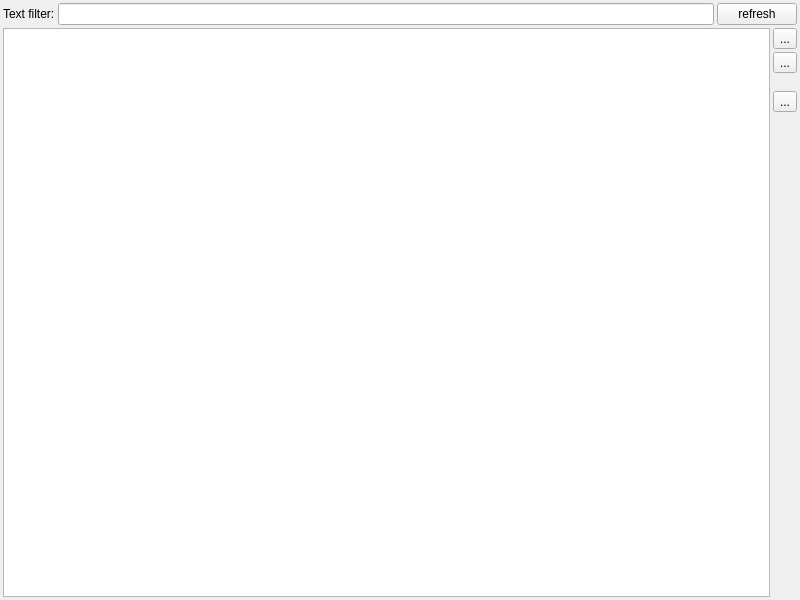
Qt form src/GSvar/DBTableAdministration.ui (imgag/ngs-bits) before a commit.
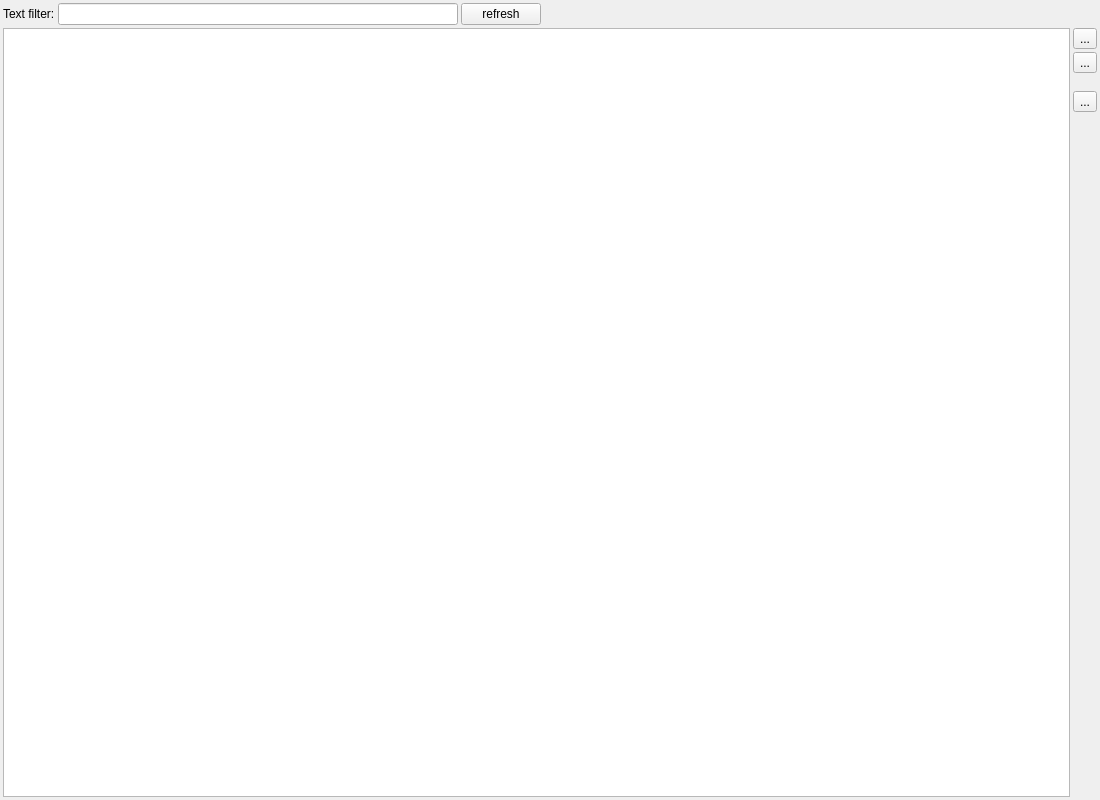
The same form after that commit. Icons and pictures are not drawn. Custom widgets are drawn as their Qt base class.

Commit message: Added user administration.

```diff
--- a/src/GSvar/DBTableAdministration.ui
+++ b/src/GSvar/DBTableAdministration.ui
@@ -6,14 +6,14 @@
    <rect>
     <x>0</x>
     <y>0</y>
-    <width>800</width>
-    <height>600</height>
+    <width>1100</width>
+    <height>800</height>
    </rect>
   </property>
   <property name="minimumSize">
    <size>
-    <width>800</width>
-    <height>600</height>
+    <width>1100</width>
+    <height>800</height>
    </size>
   </property>
   <property name="windowTitle">
@@ -48,7 +48,20 @@
       </widget>
      </item>
      <item>
-      <widget class="QLineEdit" name="text_filter"/>
+      <widget class="QLineEdit" name="text_filter">
+       <property name="minimumSize">
+        <size>
+         <width>400</width>
+         <height>0</height>
+        </size>
+       </property>
+       <property name="maximumSize">
+        <size>
+         <width>400</width>
+         <height>16777215</height>
+        </size>
+       </property>
+      </widget>
      </item>
      <item>
       <widget class="QPushButton" name="text_filter_btn">
@@ -57,6 +70,19 @@
        </property>
       </widget>
      </item>
+     <item>
+      <spacer name="horizontalSpacer">
+       <property name="orientation">
+        <enum>Qt::Horizontal</enum>
+       </property>
+       <property name="sizeHint" stdset="0">
+        <size>
+         <width>20</width>
+         <height>10</height>
+        </size>
+       </property>
+      </spacer>
+     </item>
     </layout>
    </item>
    <item row="1" column="0">
```
The commit also changes 11 other files.
